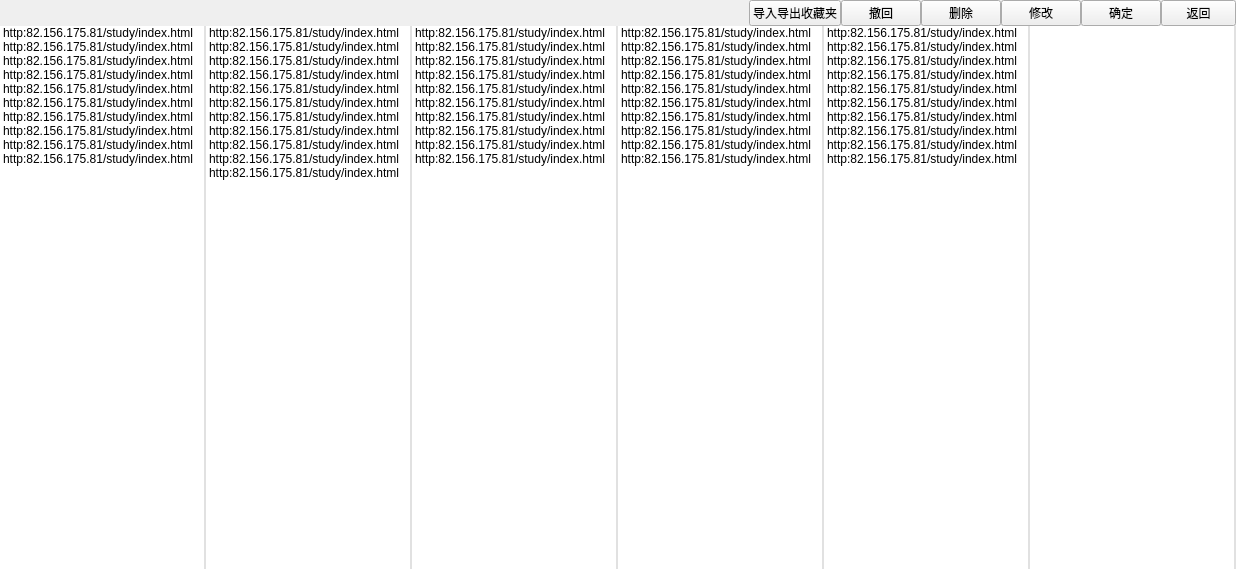
Above: VideoPlayer/browser/CollectRecords.ui from huizhang556/pc-video-player before the change. Below: the same form after it.
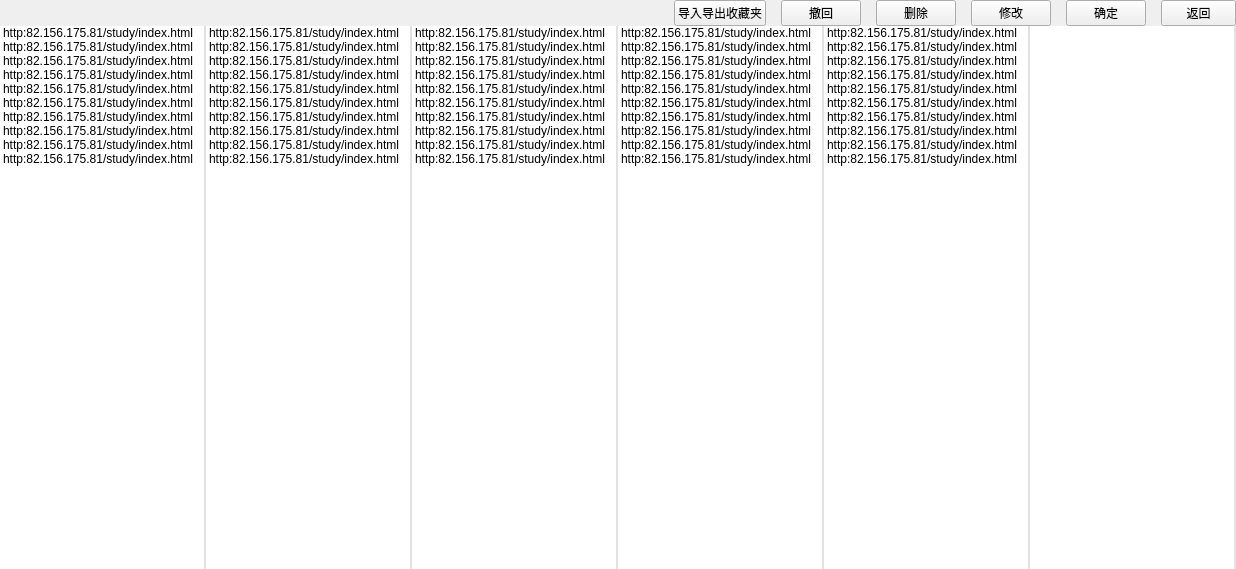
That is the form after the change.

Patch:
```diff
--- a/VideoPlayer/browser/CollectRecords.ui
+++ b/VideoPlayer/browser/CollectRecords.ui
@@ -13,6 +13,9 @@
   <property name="windowTitle">
    <string>Form</string>
   </property>
+  <property name="styleSheet">
+   <string notr="true"/>
+  </property>
   <layout class="QVBoxLayout" name="verticalLayout_2">
    <property name="spacing">
     <number>0</number>
@@ -36,6 +39,9 @@
      </property>
      <item>
       <layout class="QHBoxLayout" name="horizontalLayout_3">
+       <property name="spacing">
+        <number>15</number>
+       </property>
        <item>
         <spacer name="horizontalSpacer_3">
          <property name="minimumSize">
@@ -259,11 +265,6 @@
            <string>http:82.156.175.81/study/index.html</string>
           </property>
          </item>
-         <item>
-          <property name="text">
-           <string>http:82.156.175.81/study/index.html</string>
-          </property>
-         </item>
          <item>
           <property name="text">
            <string>http:82.156.175.81/study/index.html</string>
```
